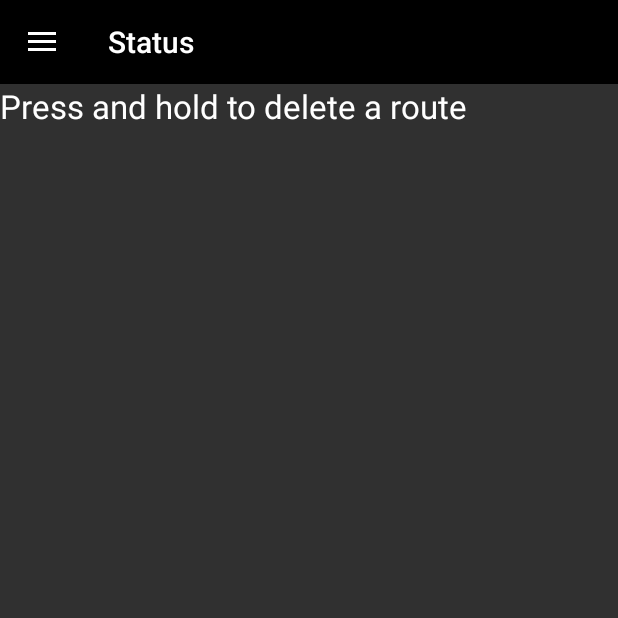
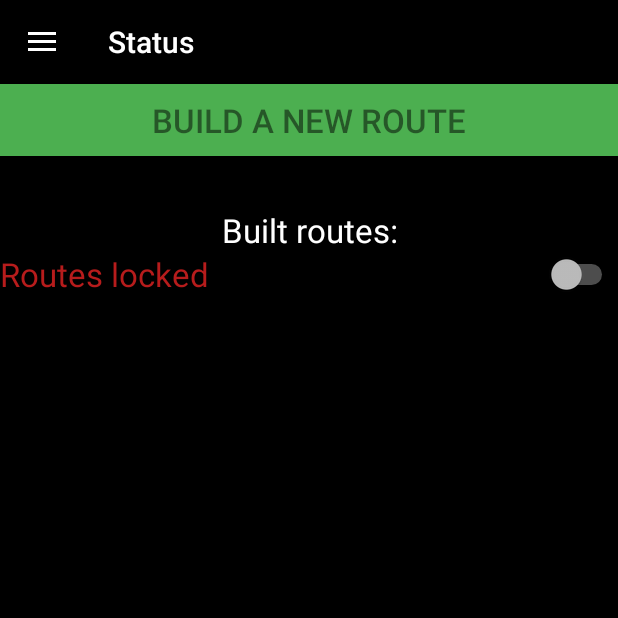
Before and after one commit to SokolAK/Ticket_to_Ride_Assistant, an Android app: the fragment ShowBuiltRoutesFragment placed in its activity, on a phone screen of 412 x 824 dp, the top half of it. Run offline under Robolectric (Android 15) with nearby library versions, the phone set to English and light mode, and no system bars; 16 statements that could not run were skipped.

Commit message:
Connect buildRouteFragment to showBuiltRoutesFragment

```diff
--- a/app/src/main/java/com/kroko/tickettorideassistant/Fragments/TopFragment.java
+++ b/app/src/main/java/com/kroko/tickettorideassistant/Fragments/TopFragment.java
@@ -52,11 +52,15 @@ public class TopFragment extends Fragment {
                     cardsCarFragment.setActiveLong(true);
                     FrameLayout cardsContainer = drawer.findViewById(R.id.cards_container);
                     cardsContainer.setBackgroundResource(R.color.cardsUnlocked);
+                    switchControl.setText(R.string.cards_unlocked);
+                    switchControl.setTextColor(getResources().getColor(R.color.cardsUnlocked));
                 } else {
                     cardsCarFragment.setActive(false);
                     cardsCarFragment.setActiveLong(false);
                     FrameLayout cardsContainer = drawer.findViewById(R.id.cards_container);
                     cardsContainer.setBackgroundResource(R.color.colorBackDark);
+                    switchControl.setText(R.string.cards_locked);
+                    switchControl.setTextColor(getResources().getColor(R.color.cardsLocked));
                 }
                 ft.replace(R.id.cards_container, cardsCarFragment);
                 ft.addToBackStack(null);
--- /dev/null
+++ b/app/src/main/res/drawable/ic_add_black_24dp.xml
@@ -0,0 +1,5 @@
+<vector android:height="24dp" android:tint="@color/colorBackDark"
+    android:viewportHeight="24.0" android:viewportWidth="24.0"
+    android:width="24dp" xmlns:android="http://schemas.android.com/apk/res/android">
+    <path android:fillColor="@color/colorBackDark" android:pathData="M19,13h-6v6h-2v-6H5v-2h6V5h2v6h6v2z"/>
+</vector>
--- /dev/null
+++ b/app/src/main/res/drawable/ic_add_circle_black_24dp.xml
@@ -0,0 +1,5 @@
+<vector android:height="24dp" android:tint="#FFFFFF"
+    android:viewportHeight="24.0" android:viewportWidth="24.0"
+    android:width="24dp" xmlns:android="http://schemas.android.com/apk/res/android">
+    <path android:fillColor="#FF000000" android:pathData="M12,2C6.48,2 2,6.48 2,12s4.48,10 10,10 10,-4.48 10,-10S17.52,2 12,2zM17,13h-4v4h-2v-4L7,13v-2h4L11,7h2v4h4v2z"/>
+</vector>
--- /dev/null
+++ b/app/src/main/res/drawable/ic_add_circle_outline_black_24dp.xml
@@ -0,0 +1,5 @@
+<vector android:height="24dp" android:tint="#FFFFFF"
+    android:viewportHeight="24.0" android:viewportWidth="24.0"
+    android:width="24dp" xmlns:android="http://schemas.android.com/apk/res/android">
+    <path android:fillColor="#FF000000" android:pathData="M13,7h-2v4L7,11v2h4v4h2v-4h4v-2h-4L13,7zM12,2C6.48,2 2,6.48 2,12s4.48,10 10,10 10,-4.48 10,-10S17.52,2 12,2zM12,20c-4.41,0 -8,-3.59 -8,-8s3.59,-8 8,-8 8,3.59 8,8 -3.59,8 -8,8z"/>
+</vector>
--- a/app/src/main/res/layout/fragment_build_route.xml
+++ b/app/src/main/res/layout/fragment_build_route.xml
@@ -118,7 +118,7 @@
             android:layout_width="0dp"
             android:layout_height="match_parent"
             android:layout_weight="1"
-            android:background="#B71C1C"
+            android:background="@color/reset_color"
             app:srcCompat="@drawable/ic_cached_black_24dp" />
 
         <ImageView
@@ -126,7 +126,7 @@
             android:layout_width="0dp"
             android:layout_height="match_parent"
             android:layout_weight="1"
-            android:background="#4CAF50"
+            android:background="@color/accept_color"
             app:srcCompat="@drawable/ic_check_circle_black_24dp" />
     </LinearLayout>
 
--- a/app/src/main/res/layout/fragment_draw.xml
+++ b/app/src/main/res/layout/fragment_draw.xml
@@ -58,7 +58,7 @@
             android:layout_width="0dp"
             android:layout_height="match_parent"
             android:layout_weight="1"
-            android:background="#B71C1C"
+            android:background="@color/reset_color"
             app:srcCompat="@drawable/ic_cached_black_24dp" />
 
         <ImageView
@@ -66,7 +66,7 @@
             android:layout_width="0dp"
             android:layout_height="match_parent"
             android:layout_weight="1"
-            android:background="#4CAF50"
+            android:background="@color/accept_color"
             app:srcCompat="@drawable/ic_check_circle_black_24dp" />
     </LinearLayout>
 
--- a/app/src/main/res/layout/fragment_show_built_routes.xml
+++ b/app/src/main/res/layout/fragment_show_built_routes.xml
@@ -1,19 +1,48 @@
 <?xml version="1.0" encoding="utf-8"?>
 <LinearLayout xmlns:android="http://schemas.android.com/apk/res/android"
+    xmlns:app="http://schemas.android.com/apk/res-auto"
     xmlns:tools="http://schemas.android.com/tools"
     android:layout_width="match_parent"
     android:layout_height="match_parent"
     android:orientation="vertical"
+    android:background="@color/colorBackDark"
     tools:context="com.kroko.TicketToRideAssistant.Fragments.MainActivity">
+
+    <Button
+        android:id="@+id/accept_icon"
+        android:layout_width="match_parent"
+        android:layout_height="wrap_content"
+        android:text="@string/build_new_route"
+        android:textColor="#80000000"
+        android:background="#4CAF50"
+        android:onClick="onClickBuildRoute"/>
 
     <TextView
         android:id="@+id/built_routes_header"
         android:layout_width="match_parent"
+        android:layout_height="64sp"
+        android:gravity="center|bottom"
+        android:text="@string/built_routes_header"/>
+
+    <Switch
+        android:id="@+id/switch_delete"
+        android:layout_width="match_parent"
         android:layout_height="wrap_content"
-        android:text="@string/built_routes_header" />
+        android:textColor="@color/reset_color"
+        android:text="@string/routes_locked" />
+
+    <TextView
+        android:id="@+id/delete_route_comment"
+        android:layout_width="match_parent"
+        android:layout_height="wrap_content"
+        android:text="@string/delete_route_comment"
+        android:textColor="@color/reset_color"
+        android:textSize="16sp"
+        android:visibility="invisible" />
 
     <ListView
         android:id="@+id/list_routes"
         android:layout_width="match_parent"
         android:layout_height="wrap_content" />
+
 </LinearLayout>
--- a/app/src/main/res/layout/fragment_top.xml
+++ b/app/src/main/res/layout/fragment_top.xml
@@ -101,7 +101,8 @@
         android:id="@+id/switch_control"
         android:layout_width="match_parent"
         android:layout_height="wrap_content"
-        android:text="@string/switch_cards"
+        android:text="@string/cards_locked"
+        android:textColor="@color/reset_color"
         app:layout_constraintBottom_toBottomOf="parent"
         app:layout_constraintTop_toBottomOf="@+id/cards_container" />
 
--- a/app/src/main/res/menu/menu_nav.xml
+++ b/app/src/main/res/menu/menu_nav.xml
@@ -18,10 +18,6 @@
             android:icon="@drawable/ic_train_black_24dp"
             android:title="@string/nav_buildRoute" />
         <item
-            android:id="@+id/nav_show_routes"
-            android:icon="@drawable/ic_share_black_24dp"
-            android:title="@string/nav_showRoutes" />
-        <item
             android:id="@+id/nav_build_station"
             android:icon="@drawable/ic_home_black_24dp"
             android:title="@string/nav_buildStation" />
--- a/app/src/main/res/values/colors.xml
+++ b/app/src/main/res/values/colors.xml
@@ -7,5 +7,8 @@
     <color name="colorText">#FFFFFF</color>
     <color name="colorBackDark">#000000</color>
     <color name="colorBackLight">#424242</color>
+    <color name="cardsLocked">#B71C1C</color>
     <color name="cardsUnlocked">#4CAF50</color>
+    <color name="reset_color">#B71C1C</color>
+    <color name="accept_color">#4CAF50</color>
 </resources>
--- a/app/src/main/res/values/strings.xml
+++ b/app/src/main/res/values/strings.xml
@@ -41,7 +41,15 @@
     <string name="station_cost">Number of cards to choose:</string>
 
     <string name="already_built">Route already built</string>
-    <string name="built_routes_header">Press and hold to delete a route</string>
+    <string name="built_routes_header">Built routes:</string>
+    <string name="delete_route_comment">Press and hold a route to delete</string>
     <string name="switch_cards">Unlock cards</string>
+    <string name="build_new_route">Build a new route</string>
+    <string name="unlock_delete">Unlock delete option</string>
+    <string name="cards_locked">Cards locked</string>
+    <string name="cards_unlocked">Cards unlocked</string>
+
+    <string name="routes_locked">Routes locked</string>
+    <string name="routes_unlocked">Routes unlocked</string>
 
 </resources>
```
Also changed, not shown: app/src/main/java/com/kroko/tickettorideassistant/Fragments/MainActivity.java (+9 -3 lines), app/src/main/java/com/kroko/tickettorideassistant/Fragments/ShowBuiltRoutesFragment.java (+28 -0 lines).
